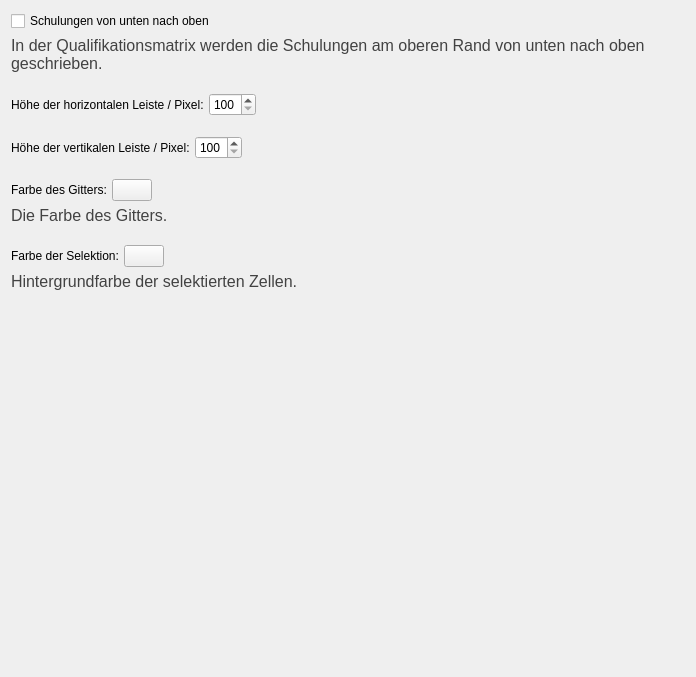
Before: the Qt Designer form ui/qmqualimatrixsettingswidget.ui in Christian-Kr/QualificationMatrix, drawn with Qt 5.
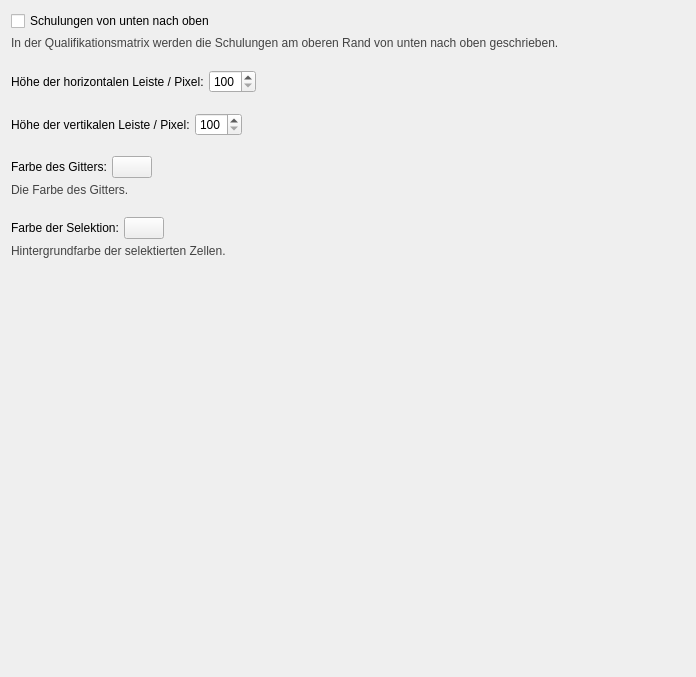
After: the same form once the commit is applied.

```diff
--- a/ui/qmqualimatrixsettingswidget.ui
+++ b/ui/qmqualimatrixsettingswidget.ui
@@ -33,7 +33,7 @@
       <widget class="QLabel" name="label">
        <property name="font">
         <font>
-         <pointsize>12</pointsize>
+         <pointsize>9</pointsize>
         </font>
        </property>
        <property name="text">
@@ -169,7 +169,7 @@
       <widget class="QLabel" name="label_2">
        <property name="font">
         <font>
-         <pointsize>12</pointsize>
+         <pointsize>9</pointsize>
         </font>
        </property>
        <property name="text">
@@ -231,7 +231,7 @@
       <widget class="QLabel" name="label_3">
        <property name="font">
         <font>
-         <pointsize>12</pointsize>
+         <pointsize>9</pointsize>
         </font>
        </property>
        <property name="text">
```
